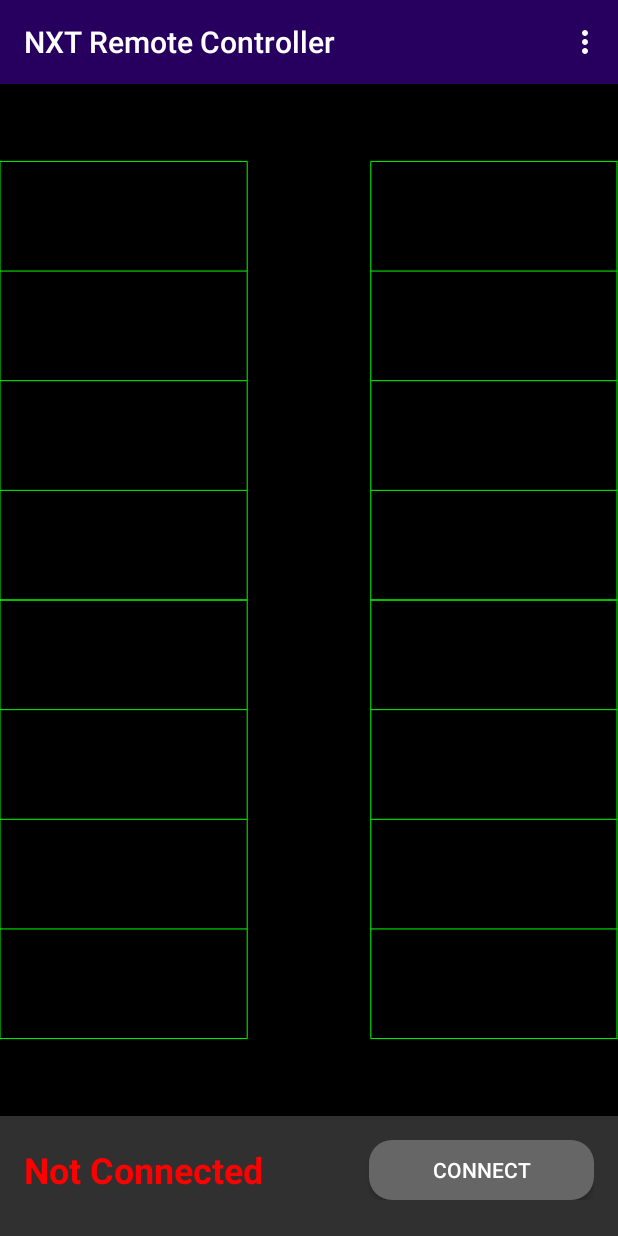
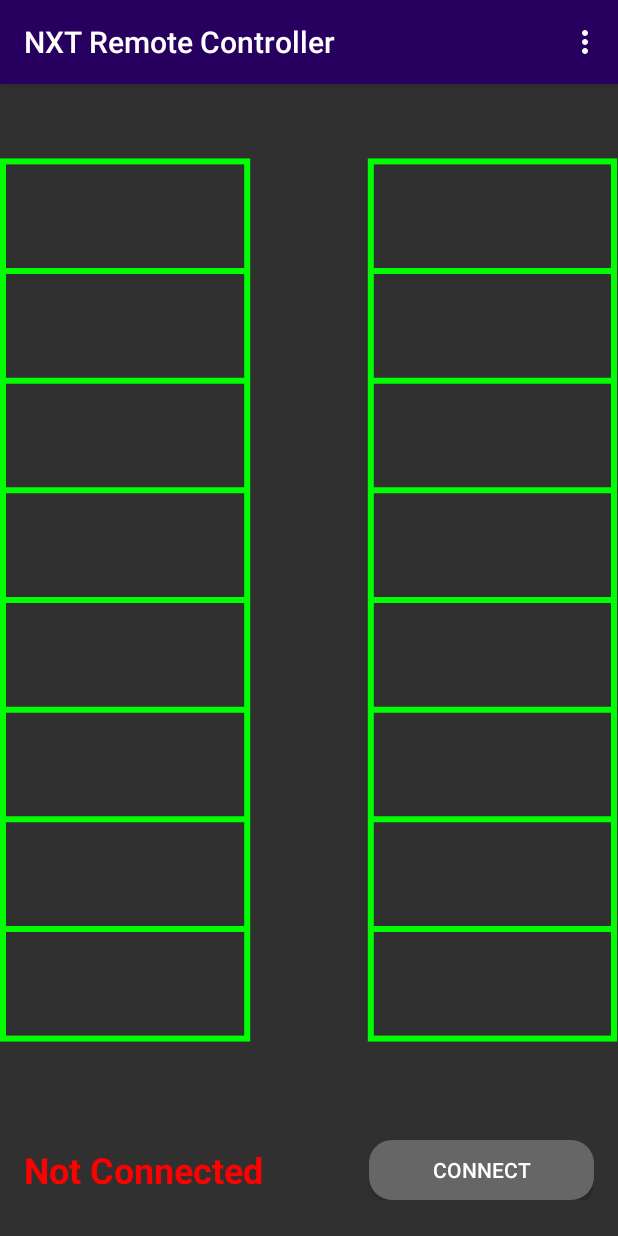
Before and after one commit to Electric1447/NXT-Remote-Controller, an Android app: the screen it shows after launch (MainActivity), in the options menu, after a tap on "Tank controls", on a phone screen of 412 x 824 dp. Run offline under Robolectric (Android 15) with nearby library versions, the phone set to English and light mode, and no system bars.

Commit message:
Major TankView UI improvements & Bug fixes in Settings page. (v1.2.0)

```diff
--- a/app/build.gradle
+++ b/app/build.gradle
@@ -8,8 +8,8 @@
         applicationId "eparon.nxtremotecontroller"
         minSdkVersion 21
         targetSdkVersion 29
-        versionCode 110
-        versionName "1.1.0"
+        versionCode 120
+        versionName "1.2.0"
 
         testInstrumentationRunner "androidx.test.runner.AndroidJUnitRunner"
     }
--- a/app/src/main/AndroidManifest.xml
+++ b/app/src/main/AndroidManifest.xml
@@ -29,7 +29,7 @@
 
         <activity
             android:name=".ChooseDevice"
-            android:configChanges="keyboardHidden|orientation"
+            android:configChanges="orientation|screenSize|screenLayout|keyboardHidden"
             android:theme="@style/BluetoothDialogStyle" />
 
         <activity
--- a/app/src/main/java/eparon/nxtremotecontroller/View/TankView.java
+++ b/app/src/main/java/eparon/nxtremotecontroller/View/TankView.java
@@ -1,69 +1,104 @@
 package eparon.nxtremotecontroller.View;
 
-import android.annotation.SuppressLint;
 import android.content.Context;
 import android.graphics.Canvas;
+import android.graphics.Color;
 import android.graphics.Paint;
 import android.util.AttributeSet;
 import android.view.View;
 
 public class TankView extends View {
 
+    private Paint borderPaint, touchPaint;
+    private int[] dtIndex = new int[] {-1, -1};
+
     public int mWidth;
     public int mHeight;
     public float mZero;
     public float mRange;
 
+    public static final int[] levelsColorArray = new int[] {0xBFB7FF00, 0xBFE5FF00, 0xBFFFEA00, 0xBFFFBB00, 0xBFFF8C00, 0xBFFF5E00, 0xBFFF2F00, 0xBFFF0000};
+
     public TankView (Context context) {
         super(context);
-        // TODO Auto-generated constructor stub
+        borderPaint = new Paint();
+        touchPaint = new Paint();
     }
 
     public TankView (Context context, AttributeSet attrs) {
         super(context, attrs);
-        // TODO Auto-generated constructor stub
+        borderPaint = new Paint();
+        touchPaint = new Paint();
     }
 
     public TankView (Context context, AttributeSet attrs, int defStyle) {
         super(context, attrs, defStyle);
-        // TODO Auto-generated constructor stub
+        borderPaint = new Paint();
+        touchPaint = new Paint();
     }
 
     protected float barWidth () {
         return 0.25f;
     }
 
+    protected float lineThickness () {
+        return 4f;
+    }
+
     @Override
     protected void onDraw (Canvas canvas) {
-        canvas.drawRGB(0, 0, 0);
-        @SuppressLint("DrawAllocation") Paint paint = new Paint();
-        paint.setColor(0xff00ff00);
-        paint.setStyle(Paint.Style.STROKE);
+        canvas.drawARGB(0, 0, 0, 0);
+        borderPaint.setColor(Color.GREEN);
+        borderPaint.setStyle(Paint.Style.STROKE);
+        borderPaint.setStrokeWidth(lineThickness());
+        touchPaint.setStyle(Paint.Style.FILL);
 
-        float x0 = 0f;
+        float x0 = lineThickness() / 2;
         float x1 = mWidth * barWidth();
         float x2 = mWidth * (1 - barWidth());
-        float x3 = mWidth - 1;
+        float x3 = mWidth - 1 - (lineThickness() / 2);
 
-        canvas.drawRect(x0, mZero - mRange, x1, mZero + mRange, paint);
-        canvas.drawRect(x2, mZero - mRange, x3, mZero + mRange, paint);
+        if (dtIndex[0] != -1) {
+            float topDrawPosition = dtIndex[0] * -1f + 4;
+            touchPaint.setColor(levelsColorArray[dtIndex[0] - 1]);
+            canvas.drawRect(x0, mZero + topDrawPosition / 4f * mRange, x1, mZero + mRange, touchPaint);
+        }
+        if (dtIndex[1] != -1) {
+            float topDrawPosition = dtIndex[1] * -1f + 4;
+            touchPaint.setColor(levelsColorArray[dtIndex[1] - 1]);
+            canvas.drawRect(x2, mZero + topDrawPosition / 4f * mRange, x3, mZero + mRange, touchPaint);
+        }
+
+        canvas.drawRect(x0, mZero - mRange, x1, mZero + mRange, borderPaint);
+        canvas.drawRect(x2, mZero - mRange, x3, mZero + mRange, borderPaint);
 
         for (int i = 0; i < 4; i++) {
-            canvas.drawLine(x0, mZero + i / 4f * mRange, x1, mZero + i / 4f * mRange, paint);
-            canvas.drawLine(x2, mZero + i / 4f * mRange, x3, mZero + i / 4f * mRange, paint);
-            canvas.drawLine(x0, mZero - i / 4f * mRange, x1, mZero - i / 4f * mRange, paint);
-            canvas.drawLine(x2, mZero - i / 4f * mRange, x3, mZero - i / 4f * mRange, paint);
+            canvas.drawLine(x0, mZero + i / 4f * mRange, x1, mZero + i / 4f * mRange, borderPaint);
+            canvas.drawLine(x2, mZero + i / 4f * mRange, x3, mZero + i / 4f * mRange, borderPaint);
+            canvas.drawLine(x0, mZero - i / 4f * mRange, x1, mZero - i / 4f * mRange, borderPaint);
+            canvas.drawLine(x2, mZero - i / 4f * mRange, x3, mZero - i / 4f * mRange, borderPaint);
         }
     }
 
     @Override
-    protected void onSizeChanged (int w, int h, int oldw, int oldh) {
-        super.onSizeChanged(w, h, oldw, oldh);
+    protected void onSizeChanged (int width, int height, int oldWidth, int oldHeight) {
+        super.onSizeChanged(width, height, oldWidth, oldHeight);
 
-        mWidth = w;
-        mHeight = h;
+        mWidth = width;
+        mHeight = height;
         mZero = mHeight / 2f;
         mRange = 0.85f * mHeight / 2f;
     }
 
+    public void drawTouchAction (int[] positions) {
+        this.dtIndex = positions;
+        this.invalidate();
+    }
+
+    public void resetTouchActions () {
+        this.dtIndex[0] = -1;
+        this.dtIndex[1] = -1;
+        this.invalidate();
+    }
+
 }
--- a/app/src/main/java/eparon/nxtremotecontroller/View/TankViewVertical.java
+++ b/app/src/main/java/eparon/nxtremotecontroller/View/TankViewVertical.java
@@ -7,17 +7,14 @@
 
     public TankViewVertical (Context context) {
         super(context);
-        // TODO Auto-generated constructor stub
     }
 
     public TankViewVertical (Context context, AttributeSet attrs) {
         super(context, attrs);
-        // TODO Auto-generated constructor stub
     }
 
     public TankViewVertical (Context context, AttributeSet attrs, int defStyle) {
         super(context, attrs, defStyle);
-        // TODO Auto-generated constructor stub
     }
 
     @Override
@@ -25,4 +22,8 @@
         return 0.4f;
     }
 
+    protected float lineThickness () {
+        return 6f;
+    }
+
 }
--- a/app/src/main/res/values/colors.xml
+++ b/app/src/main/res/values/colors.xml
@@ -7,8 +7,6 @@
     <color name="dpad_button_background_idle">#5A5A5A</color>
     <color name="dpad_button_background_pressed">#A5A5A5</color>>
 
-    <color name="red">#FF0000</color>
-    <color name="green">#00FF00</color>
-    <color name="blue">#0000FF</color>
-    <color name="yellow">#FFFF00</color>
+    <color name="hyperlink">#000093</color>
+    <color name="hyperlink_clicked">#53188A</color>
 </resources>
--- a/app/src/main/res/values/strings.xml
+++ b/app/src/main/res/values/strings.xml
@@ -1,5 +1,10 @@
 <resources>
     <string name="app_name">NXT Remote Controller</string>
+
+    <string name="error_generic">An error has occurred.</string>
+    <string name="error_please_wait">Please wait.</string>
+    <string name="error_bt_na">Bluetooth not available.</string>
+    <string name="error_bt_not_enabled">Bluetooth not enabled, exiting.</string>
 
     <string name="menu_buttons">Button controls</string>
     <string name="menu_buttons_4wheel">Button controls (4 Wheels)</string>
@@ -37,4 +42,5 @@
     <string name="settings_opt_syncmotors">Synchronize motors</string>
     <string name="settings_opt_gamepad">Support game controller</string>
 
+    <string name="link_source"><u>Source Code (Github)</u></string>
 </resources>
```
Also changed, not shown: app/src/main/java/eparon/nxtremotecontroller/ChooseDevice.java (+10 -11 lines), app/src/main/java/eparon/nxtremotecontroller/MainActivity.java (+67 -71 lines), app/src/main/java/eparon/nxtremotecontroller/NXT/NXTTalker.java (+3 -5 lines), app/src/main/java/eparon/nxtremotecontroller/Settings.java (+82 -29 lines), app/src/main/java/eparon/nxtremotecontroller/View/Tank3MotorView.java (+28 -22 lines), app/src/main/java/eparon/nxtremotecontroller/View/TouchPadView.java (+9 -10 lines), app/src/main/res/layout-land/activity_settings.xml (+27 -8 lines), app/src/main/res/layout-land/controls_steering.xml (+32 -32 lines), app/src/main/res/layout/activity_settings.xml (+27 -8 lines), app/src/main/res/layout/controls_steering.xml (+26 -26 lines), 2 other files.
